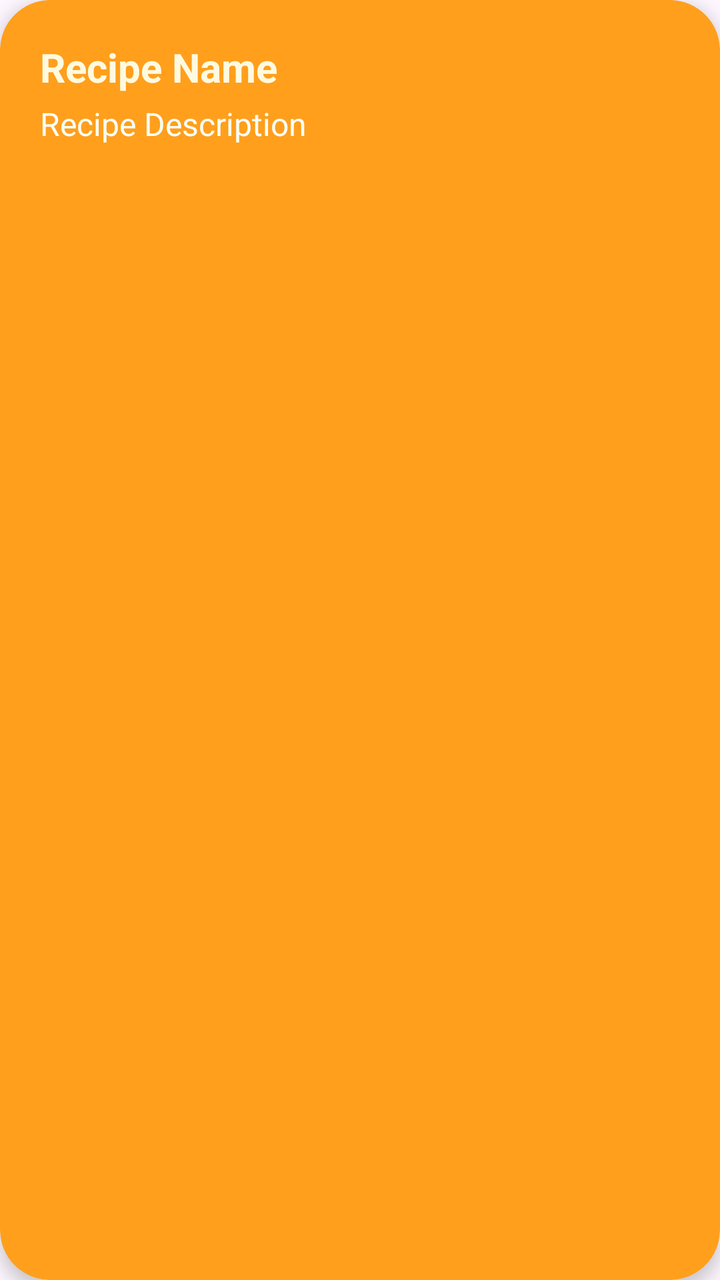
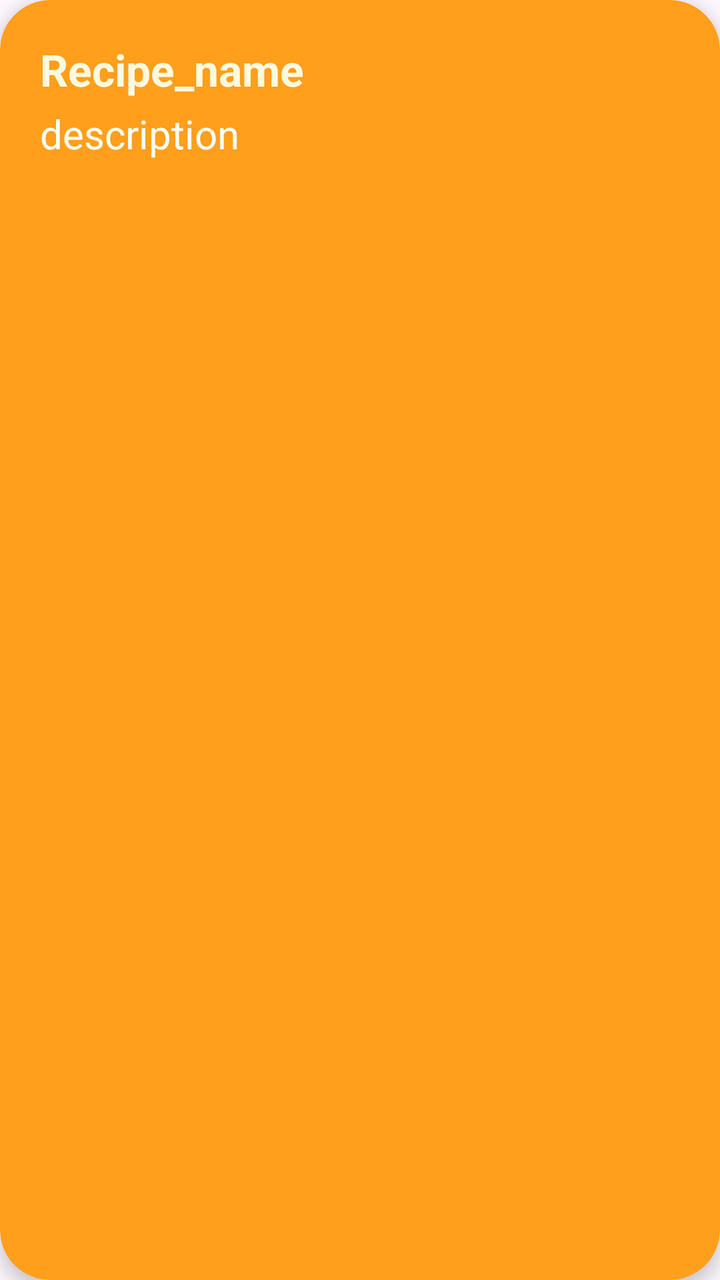

Compare the two renders of this Android layout. The source of the first and the diff that turns it into the second are given below.
<!-- AndroidManifest.xml: application theme Theme.Foodie -->
<!-- res/layout/recipe_item_card.xml -->
<?xml version="1.0" encoding="utf-8"?>
<androidx.cardview.widget.CardView xmlns:android="http://schemas.android.com/apk/res/android"
    xmlns:app="http://schemas.android.com/apk/res-auto"
    android:layout_width="match_parent"
    android:layout_height="wrap_content"
    android:layout_margin="25dp"
    android:orientation="vertical"
    app:cardCornerRadius="25dp"
    app:cardElevation="5dp"
    app:cardBackgroundColor="@color/bright_orange">

    <LinearLayout
        android:layout_width="match_parent"
        android:layout_height="wrap_content"
        android:orientation="vertical"
        android:padding="20dp">

        <TextView
            android:id="@+id/recipe_name"
            android:layout_width="wrap_content"
            android:layout_height="wrap_content"
            android:text="Recipe Name"
            android:textColor="@color/cornsilk"
            android:textSize="20sp"
            android:textStyle="bold" />

        <TextView
            android:id="@+id/recipe_description"
            android:layout_width="wrap_content"
            android:layout_height="wrap_content"
            android:text="Recipe Description"
            android:textSize="16sp"
            android:textColor="@color/mint_cream"
            android:layout_marginTop="4dp" />

    </LinearLayout>

</androidx.cardview.widget.CardView>
<!-- resources referenced by this layout -->
<resources>
  <color name="bright_orange">#FF9F1C</color>
  <color name="cornsilk">#FEFAE0</color>
  <color name="mint_cream">#F7FFF7</color>
  <style name="Theme.Foodie" parent="Base.Theme.Foodie" />
  <style name="Base.Theme.Foodie" parent="Theme.Material3.DayNight.NoActionBar">
          
          
      </style>
</resources>

<!-- the commit's change to res/layout/recipe_item_card.xml (unified diff, before → after) -->
@@ -15,21 +15,23 @@
         android:orientation="vertical"
         android:padding="20dp">
 
+        
         <TextView
             android:id="@+id/recipe_name"
             android:layout_width="wrap_content"
             android:layout_height="wrap_content"
-            android:text="Recipe Name"
+            android:text="@string/recipe_name"
             android:textColor="@color/cornsilk"
-            android:textSize="20sp"
+            android:textSize="22sp"
             android:textStyle="bold" />
 
+        
         <TextView
             android:id="@+id/recipe_description"
             android:layout_width="wrap_content"
             android:layout_height="wrap_content"
-            android:text="Recipe Description"
-            android:textSize="16sp"
+            android:text="@string/recipe_description"
+            android:textSize="20sp"
             android:textColor="@color/mint_cream"
             android:layout_marginTop="4dp" />
 
<!-- resource entries referenced after the edit -->
@@ -3,6 +3,8 @@
   <color name="bright_orange">#FF9F1C</color>
   <color name="cornsilk">#FEFAE0</color>
   <color name="mint_cream">#F7FFF7</color>
+  <string name="recipe_description">description</string>
+  <string name="recipe_name">Recipe_name</string>
   <style name="Theme.Foodie" parent="Base.Theme.Foodie" />
   <style name="Base.Theme.Foodie" parent="Theme.Material3.DayNight.NoActionBar">
           
